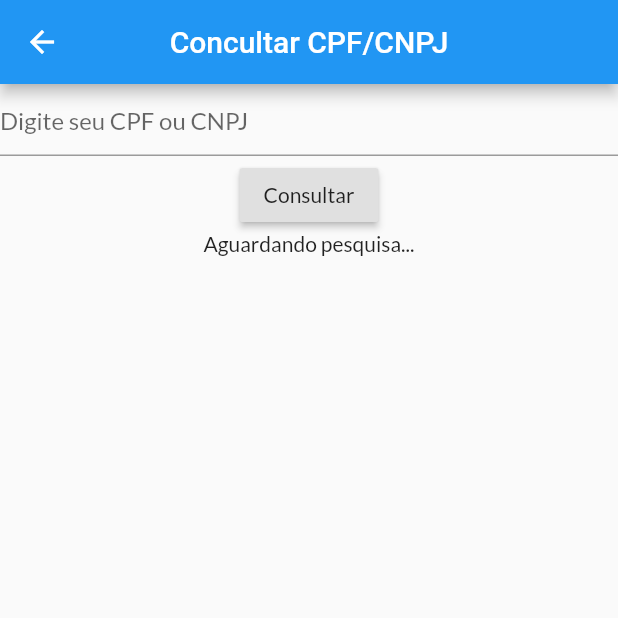
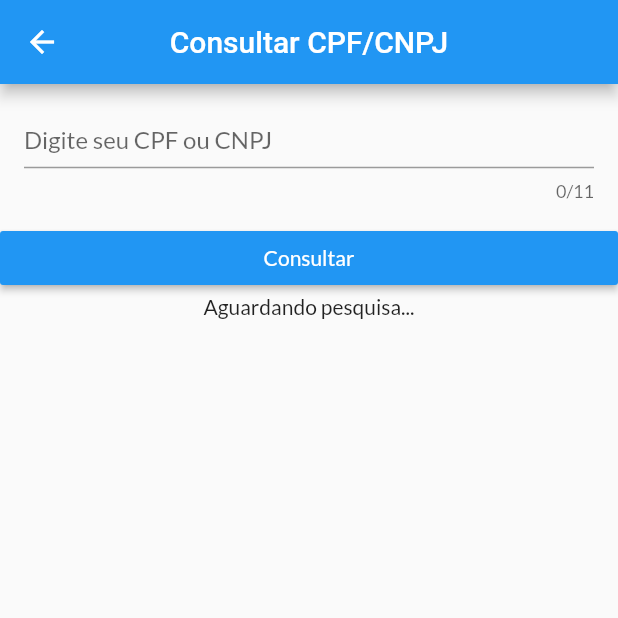
Before and after one commit to gutovesco/hackagr1d-mobile, a Flutter app: the ConsultarCPF screen opened directly, on a phone screen of 412 x 824 dp, the top half of it. Run offline on Flutter 3.47's test engine with Material 2 defaults, Android fonts, the phone set to English and light mode, and no system bars; our stand-ins replace curved_navigation_bar, flutter_screenutil, font_awesome_flutter, google_fonts.

Commit message:
Estilizando pagina cpf

```diff
--- a/lib/src/screens/consultar_dados_cpf/consultar_cpf.dart
+++ b/lib/src/screens/consultar_dados_cpf/consultar_cpf.dart
@@ -19,22 +19,29 @@ class _ConsultarCPFState extends State<ConsultarCPF> {
   Widget build(BuildContext context) {
     return Scaffold(
       appBar: AppBar(
-        title: Text("Concultar CPF/CNPJ"),
+        title: Text("Consultar CPF/CNPJ"),
         centerTitle: true,
       ),
       body: Container(
         child: Column(
           children: <Widget>[
-            Container(
+            Padding(
+              padding: EdgeInsets.all(16),
+                          child: Container(
                 width: double.infinity,
-              height: 50,
+                height: 60,
                 child: TextField(
+                  maxLength: 11,
                   controller: _controller,
                   decoration: InputDecoration(hintText: "Digite seu CPF ou CNPJ"),
                 ),
               ),
-            RaisedButton(
-              child: Text("Consultar"),
+            ),
+            Container(
+              width: double.infinity,
+              child: RaisedButton(
+                color: Colors.blue,
+                child: Text("Consultar", style:  TextStyle(color: Colors.white),),
                 onPressed: () async {
                   final response = await http.get(
                     'HTTPS://gateway.gr1d.io/sandbox/procob/v1/consultas/v2/L0001/${_controller.text}',
@@ -50,6 +57,7 @@ class _ConsultarCPFState extends State<ConsultarCPF> {
                     dados = jsonDecode(response.body);
                   });
                 },
+              ),
             ),
             Expanded(child: LayoutBuilder(builder:
                 (BuildContext context, BoxConstraints viewportConstraints) {
@@ -70,18 +78,23 @@ class _ConsultarCPFState extends State<ConsultarCPF> {
   Widget conteudoConsultarCep(BoxConstraints viewportConstraints) {
     if (dados != null) {
       var dadosEncontrado;
-      try{
+      try {
         dadosEncontrado = dados["content"]["nome"]["conteudo"];
-      }catch(e){
+      } catch (e) {
         dadosEncontrado = null;
       }
 
-      if(dadosEncontrado == null){
+      if (dadosEncontrado == null) {
         return Container(
-          child: Text("Sim, deu bosta, como vc n adivinhou?"),
+          height: viewportConstraints.maxHeight,
+          width: viewportConstraints.maxWidth,
+          child: Center(child: Text("Cpf incorreto!")),
         );
-      }else{
-        return Material(
+      } else {
+        return Container(
+          margin: EdgeInsets.fromLTRB(0, 10, 0, 0),
+                  child: Material(
+
             elevation: 3,
             borderRadius: BorderRadius.all(Radius.circular(20)),
             child: Padding(
@@ -128,12 +141,14 @@ class _ConsultarCPFState extends State<ConsultarCPF> {
                     Row(
                       children: <Widget>[
                         Text("Estrangeiro: "),
-                    Text(dadosEncontrado["estrangeiro"]["estrangeiro"] == "NAO"
+                        Text(
+                            dadosEncontrado["estrangeiro"]["estrangeiro"] == "NAO"
                                 ? "Não"
                                 : "Desconhecido")
                       ],
                     ),
                   ],
+                ),
               ),
             ),
           ),
```
Lines whose indentation alone changed are shown as unchanged.
